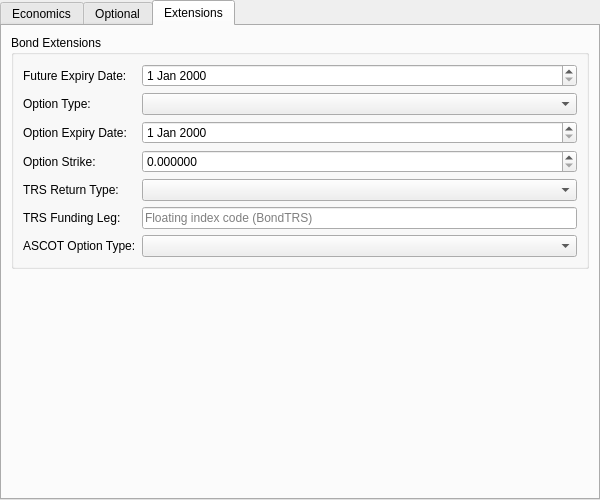
Above: projects/ores.qt/trading/ui/BondInstrumentForm.ui from OreStudio/OreStudio before the change. Below: the same form after it.
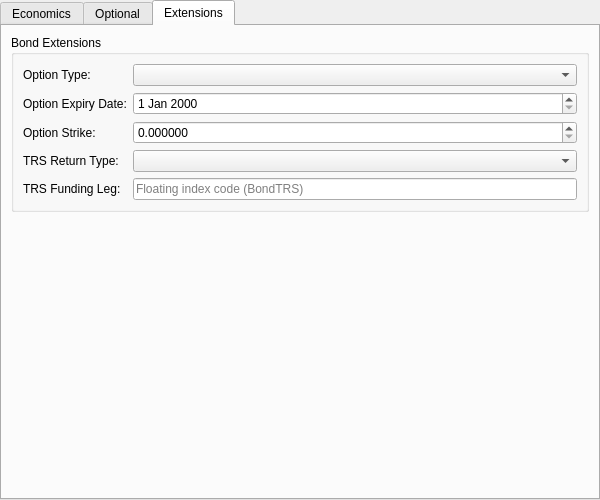
That is the form after the change. The open tabs and pages were chosen to show the change. Custom widgets are drawn as their Qt base class.

Commit message: [ores.trading] Wave 1.5: reshape the bond instrument to relational rows

What changed in the file:
```diff
--- a/projects/ores.qt/trading/ui/BondInstrumentForm.ui
+++ b/projects/ores.qt/trading/ui/BondInstrumentForm.ui
@@ -187,27 +187,21 @@
          </property>
          <layout class="QFormLayout" name="extensionsFormLayout">
           <item row="0" column="0">
-           <widget class="QLabel"><property name="text"><string>Future Expiry Date:</string></property></widget>
-          </item>
-          <item row="0" column="1">
-           <widget class="OreDateEdit" name="futureExpiryDateEdit"/>
-          </item>
-          <item row="1" column="0">
            <widget class="QLabel"><property name="text"><string>Option Type:</string></property></widget>
           </item>
-          <item row="1" column="1">
+          <item row="0" column="1">
            <widget class="QComboBox" name="optionTypeCombo"/>
           </item>
-          <item row="2" column="0">
+          <item row="1" column="0">
            <widget class="QLabel"><property name="text"><string>Option Expiry Date:</string></property></widget>
           </item>
-          <item row="2" column="1">
+          <item row="1" column="1">
            <widget class="OreDateEdit" name="optionExpiryDateEdit"/>
           </item>
-          <item row="3" column="0">
+          <item row="2" column="0">
            <widget class="QLabel"><property name="text"><string>Option Strike:</string></property></widget>
           </item>
-          <item row="3" column="1">
+          <item row="2" column="1">
            <widget class="OreDoubleSpinBox" name="optionStrikeSpinBox">
             <property name="decimals"><number>6</number></property>
             <property name="minimum"><double>0.000000000000000</double></property>
@@ -215,26 +209,20 @@
             <property name="toolTip"><string>Clean price strike for BondOption (0 = not set)</string></property>
            </widget>
           </item>
-          <item row="4" column="0">
+          <item row="3" column="0">
            <widget class="QLabel"><property name="text"><string>TRS Return Type:</string></property></widget>
           </item>
-          <item row="4" column="1">
+          <item row="3" column="1">
            <widget class="QComboBox" name="trsReturnTypeCombo"/>
           </item>
-          <item row="5" column="0">
+          <item row="4" column="0">
            <widget class="QLabel"><property name="text"><string>TRS Funding Leg:</string></property></widget>
           </item>
-          <item row="5" column="1">
+          <item row="4" column="1">
            <widget class="QLineEdit" name="trsFundingLegCodeEdit">
             <property name="placeholderText"><string>Floating index code (BondTRS)</string></property>
            </widget>
           </item>
-          <item row="6" column="0">
-           <widget class="QLabel"><property name="text"><string>ASCOT Option Type:</string></property></widget>
-          </item>
-          <item row="6" column="1">
-           <widget class="QComboBox" name="ascotOptionTypeCombo"/>
-          </item>
          </layout>
         </widget>
        </item>
```
Left out of the diff: 19 changed lines with no effect on the pictures. The commit also changes 66 other files.
